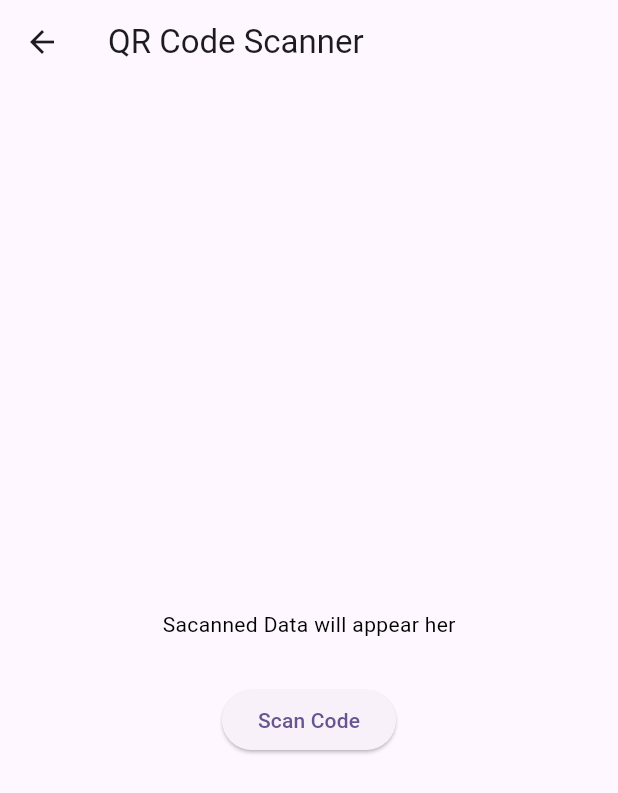
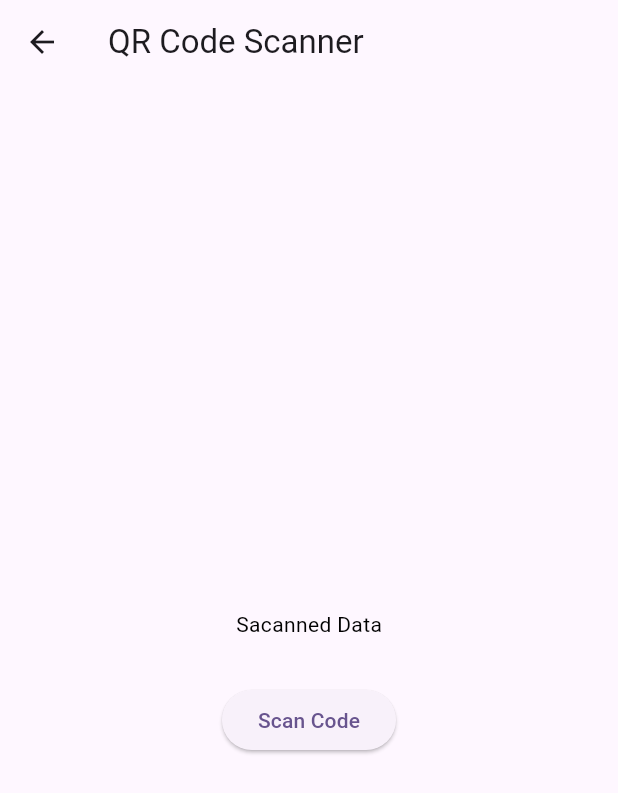
Before and after one commit to IGORAOLIV/qr-scan-app, a Flutter app: the ScanQRCode screen opened directly, on a phone screen of 412 x 824 dp. Shown: the top 793 px of the screen. Run offline on Flutter 3.47's test engine with Material 3 defaults, Android fonts, the phone set to English and light mode, and no system bars; our stand-ins replace qr_flutter; missing offline and left inert: flutter_barcode_scanner.

Commit message:
First fix.

```diff
--- a/lib/scan_qr_code.dart
+++ b/lib/scan_qr_code.dart
@@ -10,7 +10,7 @@ class ScanQRCode extends StatefulWidget {
 }
 
 class _ScanQRCodeState extends State<ScanQRCode> {
-  String qrResult = 'Sacanned Data will appear her';
+  String qrResult = 'Sacanned Data';
   Future<void> scanQR() async {
     try {
       final qrCode = await FlutterBarcodeScanner.scanBarcode(
```
